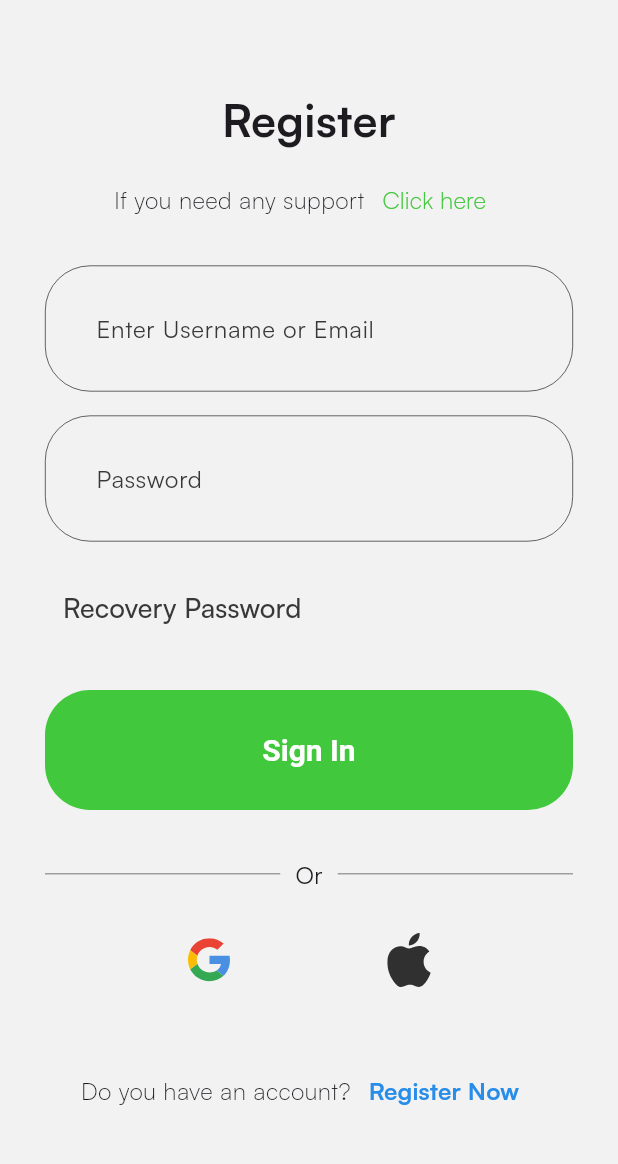
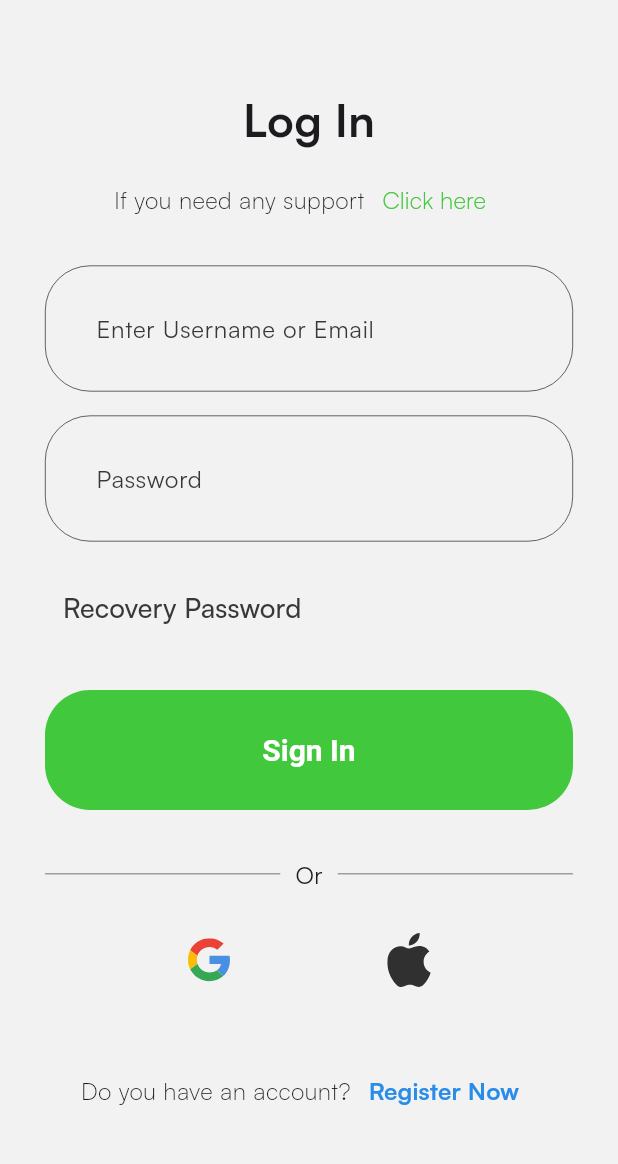
Before and after one commit to khodesmith/spotify_app, a Flutter app: the SigninScreen screen opened directly, on a phone screen of 412 x 824 dp, the part 72-1236 px from its top. Run offline on Flutter 3.47's test engine with Material 3 defaults, Android fonts, the phone set to English and light mode, and no system bars; our stand-ins replace flutter_bloc, flutter_svg, hydrated_bloc.

Commit message:
Just a tiny add to the signin pages

```diff
--- a/lib/presentation/auth/pages/signin.dart
+++ b/lib/presentation/auth/pages/signin.dart
@@ -1,4 +1,3 @@
-import 'package:flutter/cupertino.dart';
 import 'package:flutter/material.dart';
 import 'package:flutter_svg/flutter_svg.dart';
 import 'package:spotify_app/common/widgets/appbar/app_bar.dart';
@@ -33,7 +32,7 @@ class SigninScreen extends StatelessWidget {
           children: [
             const Text(
               textAlign: TextAlign.center,
-              'Register',
+              'Log In',
               style: TextStyle(
                 fontSize: 30,
                 fontWeight: FontWeight.bold,
```
Also changed, not shown: pubspec.lock.
